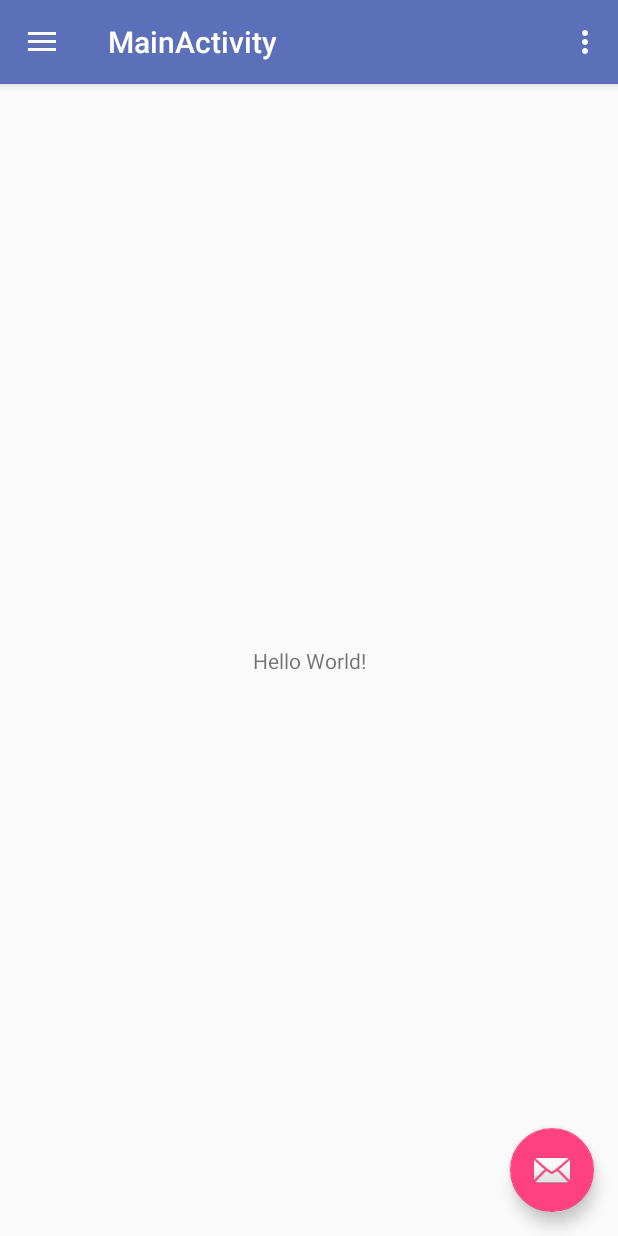
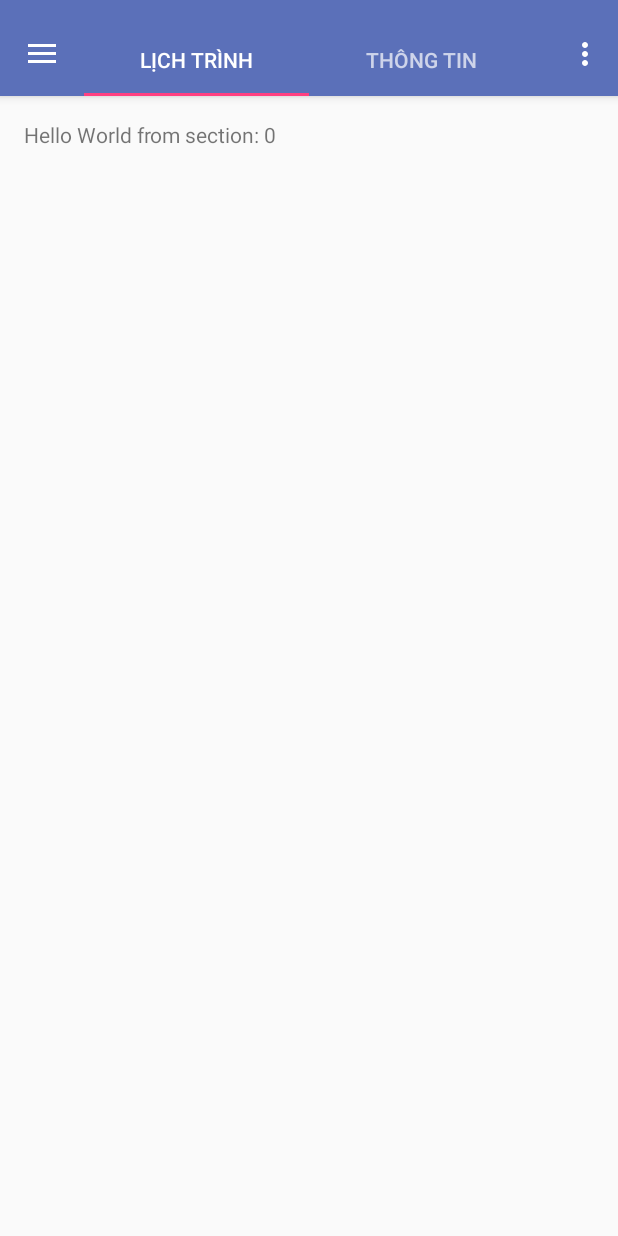
Before and after one commit to uethkt-FRIES/event-android, an Android app: the MainActivity screen opened directly, with no data from a screen before it, on a phone screen of 412 x 824 dp. Run offline under Robolectric (Android 15) with nearby library versions, the phone set to English and light mode, and no system bars.

Commit message:
template cho UI: Navigation Drawer + TabLayout

```diff
--- a/app/src/main/java/com/fries/hkt/event/eventhackathon/activities/MainActivity.java
+++ b/app/src/main/java/com/fries/hkt/event/eventhackathon/activities/MainActivity.java
@@ -3,6 +3,11 @@ package com.fries.hkt.event.eventhackathon.activities;
 import android.os.Bundle;
 import android.support.design.widget.FloatingActionButton;
 import android.support.design.widget.Snackbar;
+import android.support.design.widget.TabLayout;
+import android.support.v4.app.FragmentPagerAdapter;
+import android.support.v4.app.FragmentStatePagerAdapter;
+import android.support.v4.view.PagerAdapter;
+import android.support.v4.view.ViewPager;
 import android.view.View;
 import android.support.design.widget.NavigationView;
 import android.support.v4.view.GravityCompat;
@@ -14,16 +19,35 @@ import android.view.Menu;
 import android.view.MenuItem;
 
 import com.fries.hkt.event.eventhackathon.R;
+import com.fries.hkt.event.eventhackathon.adapters.SectionsPagerAdapter;
 
 public class MainActivity extends AppCompatActivity
         implements NavigationView.OnNavigationItemSelectedListener {
+
+    /**
+     * The {@link PagerAdapter} that will provide
+     * fragments for each of the sections. We use a
+     * {@link FragmentPagerAdapter} derivative, which will keep every
+     * loaded fragment in memory. If this becomes too memory intensive, it
+     * may be best to switch to a
+     * {@link FragmentStatePagerAdapter}.
+     */
+    private SectionsPagerAdapter mSectionsPagerAdapter;
+
+    /**
+     * The {@link ViewPager} that will host the section contents.
+     */
+    private ViewPager mViewPager;
 
     @Override
     protected void onCreate(Bundle savedInstanceState) {
         super.onCreate(savedInstanceState);
         setContentView(R.layout.activity_main);
+
+        // ------------------ Navigation Drawer ----------------------------------------------------
         Toolbar toolbar = (Toolbar) findViewById(R.id.toolbar);
         setSupportActionBar(toolbar);
+        getSupportActionBar().setDisplayShowTitleEnabled(false);
 
         FloatingActionButton fab = (FloatingActionButton) findViewById(R.id.fab);
         fab.setOnClickListener(new View.OnClickListener() {
@@ -42,6 +66,19 @@ public class MainActivity extends AppCompatActivity
 
         NavigationView navigationView = (NavigationView) findViewById(R.id.nav_view);
         navigationView.setNavigationItemSelectedListener(this);
+
+        // ---------------- Tab layout -------------------------------------------------------------
+        // Create the adapter that will return a fragment for each of the three
+        // primary sections of the activity.
+        mSectionsPagerAdapter = new SectionsPagerAdapter(getSupportFragmentManager());
+
+        // Set up the ViewPager with the sections adapter.
+        mViewPager = (ViewPager) findViewById(R.id.container);
+        mViewPager.setAdapter(mSectionsPagerAdapter);
+
+        TabLayout tabLayout = (TabLayout) findViewById(R.id.tabs);
+        tabLayout.setupWithViewPager(mViewPager);
+
     }
 
     @Override
--- /dev/null
+++ b/app/src/main/java/com/fries/hkt/event/eventhackathon/adapters/SectionsPagerAdapter.java
@@ -0,0 +1,45 @@
+package com.fries.hkt.event.eventhackathon.adapters;
+
+import android.support.v4.app.Fragment;
+import android.support.v4.app.FragmentManager;
+import android.support.v4.app.FragmentPagerAdapter;
+
+import com.fries.hkt.event.eventhackathon.fragments.PlaceholderFragment;
+
+
+public class SectionsPagerAdapter extends FragmentPagerAdapter {
+
+    public SectionsPagerAdapter(FragmentManager fm) {
+        super(fm);
+    }
+
+    @Override
+    public Fragment getItem(int position) {
+        // getItem is called to instantiate the fragment for the given page.
+        // Return a PlaceholderFragment (defined as a static inner class below).
+
+        switch (position) {
+            case 0:
+                return PlaceholderFragment.newInstance(0);
+            default:
+                return PlaceholderFragment.newInstance(1);
+        }
+    }
+
+    @Override
+    public int getCount() {
+        // Show 2 total pages.
+        return 2;
+    }
+
+    @Override
+    public CharSequence getPageTitle(int position) {
+        switch (position) {
+            case 0:
+                return "Lịch trình";
+            case 1:
+                return "Thông tin";
+        }
+        return null;
+    }
+}
--- /dev/null
+++ b/app/src/main/java/com/fries/hkt/event/eventhackathon/fragments/PlaceholderFragment.java
@@ -0,0 +1,48 @@
+package com.fries.hkt.event.eventhackathon.fragments;
+
+
+import android.os.Bundle;
+import android.support.v4.app.Fragment;
+import android.view.LayoutInflater;
+import android.view.View;
+import android.view.ViewGroup;
+import android.widget.TextView;
+
+import com.fries.hkt.event.eventhackathon.R;
+
+
+/**
+ * A placeholder fragment containing a simple view.
+ */
+
+public class PlaceholderFragment extends Fragment {
+    /**
+     * The fragment argument representing the section number for this
+     * fragment.
+     */
+    private static final String ARG_SECTION_NUMBER = "section_number";
+
+    public PlaceholderFragment() {
+    }
+
+    /**
+     * Returns a new instance of this fragment for the given section
+     * number.
+     */
+    public static PlaceholderFragment newInstance(int sectionNumber) {
+        PlaceholderFragment fragment = new PlaceholderFragment();
+        Bundle args = new Bundle();
+        args.putInt(ARG_SECTION_NUMBER, sectionNumber);
+        fragment.setArguments(args);
+        return fragment;
+    }
+
+    @Override
+    public View onCreateView(LayoutInflater inflater, ViewGroup container,
+                             Bundle savedInstanceState) {
+        View rootView = inflater.inflate(R.layout.fragment_tab_layout, container, false);
+        TextView textView = (TextView) rootView.findViewById(R.id.section_label);
+        textView.setText(getString(R.string.section_format, getArguments().getInt(ARG_SECTION_NUMBER)));
+        return rootView;
+    }
+}
--- a/app/src/main/res/layout/activity_main.xml
+++ b/app/src/main/res/layout/activity_main.xml
@@ -9,7 +9,7 @@
     tools:openDrawer="start">
 
     <include
-        layout="@layout/app_bar_main"
+        layout="@layout/tab_layout"
         android:layout_width="match_parent"
         android:layout_height="match_parent" />
 
--- a/app/src/main/res/layout/app_bar_main.xml
+++ /dev/null
@@ -1,33 +0,0 @@
-<?xml version="1.0" encoding="utf-8"?>
-<android.support.design.widget.CoordinatorLayout xmlns:android="http://schemas.android.com/apk/res/android"
-    xmlns:app="http://schemas.android.com/apk/res-auto"
-    xmlns:tools="http://schemas.android.com/tools"
-    android:layout_width="match_parent"
-    android:layout_height="match_parent"
-    tools:context="com.fries.hkt.event.eventhackathon.activities.MainActivity">
-
-    <android.support.design.widget.AppBarLayout
-        android:layout_width="match_parent"
-        android:layout_height="wrap_content"
-        android:theme="@style/AppTheme.AppBarOverlay">
-
-        <android.support.v7.widget.Toolbar
-            android:id="@+id/toolbar"
-            android:layout_width="match_parent"
-            android:layout_height="?attr/actionBarSize"
-            android:background="?attr/colorPrimary"
-            app:popupTheme="@style/AppTheme.PopupOverlay" />
-
-    </android.support.design.widget.AppBarLayout>
-
-    <include layout="@layout/content_main" />
-
-    <android.support.design.widget.FloatingActionButton
-        android:id="@+id/fab"
-        android:layout_width="wrap_content"
-        android:layout_height="wrap_content"
-        android:layout_gravity="bottom|end"
-        android:layout_margin="@dimen/fab_margin"
-        app:srcCompat="@android:drawable/ic_dialog_email" />
-
-</android.support.design.widget.CoordinatorLayout>
--- a/app/src/main/res/layout/content_main.xml
+++ /dev/null
@@ -1,20 +0,0 @@
-<?xml version="1.0" encoding="utf-8"?>
-<android.support.constraint.ConstraintLayout xmlns:android="http://schemas.android.com/apk/res/android"
-    xmlns:app="http://schemas.android.com/apk/res-auto"
-    xmlns:tools="http://schemas.android.com/tools"
-    android:layout_width="match_parent"
-    android:layout_height="match_parent"
-    app:layout_behavior="@string/appbar_scrolling_view_behavior"
-    tools:context="com.fries.hkt.event.eventhackathon.activities.MainActivity"
-    tools:showIn="@layout/app_bar_main">
-
-    <TextView
-        android:layout_width="wrap_content"
-        android:layout_height="wrap_content"
-        android:text="Hello World!"
-        app:layout_constraintBottom_toBottomOf="parent"
-        app:layout_constraintLeft_toLeftOf="parent"
-        app:layout_constraintRight_toRightOf="parent"
-        app:layout_constraintTop_toTopOf="parent" />
-
-</android.support.constraint.ConstraintLayout>
--- /dev/null
+++ b/app/src/main/res/layout/fragment_tab_layout.xml
@@ -0,0 +1,16 @@
+<RelativeLayout xmlns:android="http://schemas.android.com/apk/res/android"
+    android:layout_width="match_parent"
+    android:layout_height="match_parent"
+    android:paddingBottom="@dimen/activity_vertical_margin"
+    android:paddingLeft="@dimen/activity_horizontal_margin"
+    android:paddingRight="@dimen/activity_horizontal_margin"
+    android:paddingTop="@dimen/activity_vertical_margin"
+    >
+
+    <TextView
+        android:id="@+id/section_label"
+        android:layout_width="wrap_content"
+        android:layout_height="wrap_content"
+        android:text="1"/>
+
+</RelativeLayout>
--- /dev/null
+++ b/app/src/main/res/layout/tab_layout.xml
@@ -0,0 +1,59 @@
+<?xml version="1.0" encoding="utf-8"?>
+<android.support.design.widget.CoordinatorLayout xmlns:android="http://schemas.android.com/apk/res/android"
+    xmlns:app="http://schemas.android.com/apk/res-auto"
+    android:id="@+id/main_content"
+    android:layout_width="match_parent"
+    android:layout_height="match_parent"
+    android:fitsSystemWindows="true">
+
+    <android.support.design.widget.AppBarLayout
+        android:id="@+id/appbar"
+        android:layout_width="match_parent"
+        android:layout_height="wrap_content"
+        android:paddingTop="@dimen/appbar_padding_top"
+        android:theme="@style/AppTheme.AppBarOverlay">
+
+        <FrameLayout
+            android:layout_width="match_parent"
+            android:layout_height="?attr/actionBarSize">
+
+
+            <android.support.v7.widget.Toolbar
+                android:id="@+id/toolbar"
+                android:layout_width="match_parent"
+                android:layout_height="?attr/actionBarSize"
+                android:background="?attr/colorPrimary"
+                app:layout_scrollFlags="scroll|enterAlways"
+                app:popupTheme="@style/AppTheme.PopupOverlay">
+
+            </android.support.v7.widget.Toolbar>
+
+            <android.support.design.widget.TabLayout
+                android:id="@+id/tabs"
+                android:layout_width="match_parent"
+                android:layout_height="wrap_content"
+                android:layout_gravity="bottom"
+                android:layout_marginEnd="?attr/actionBarSize"
+                android:layout_marginStart="?attr/actionBarSize" />
+
+        </FrameLayout>
+
+
+    </android.support.design.widget.AppBarLayout>
+
+    <android.support.v4.view.ViewPager
+        android:id="@+id/container"
+        android:layout_width="match_parent"
+        android:layout_height="match_parent"
+        app:layout_behavior="@string/appbar_scrolling_view_behavior" />
+
+    <android.support.design.widget.FloatingActionButton
+        android:id="@+id/fab"
+        android:layout_width="wrap_content"
+        android:layout_height="wrap_content"
+        android:layout_gravity="end|bottom"
+        android:layout_margin="@dimen/fab_margin"
+        android:visibility="gone"
+        app:srcCompat="@android:drawable/ic_dialog_email" />
+
+</android.support.design.widget.CoordinatorLayout>
```
